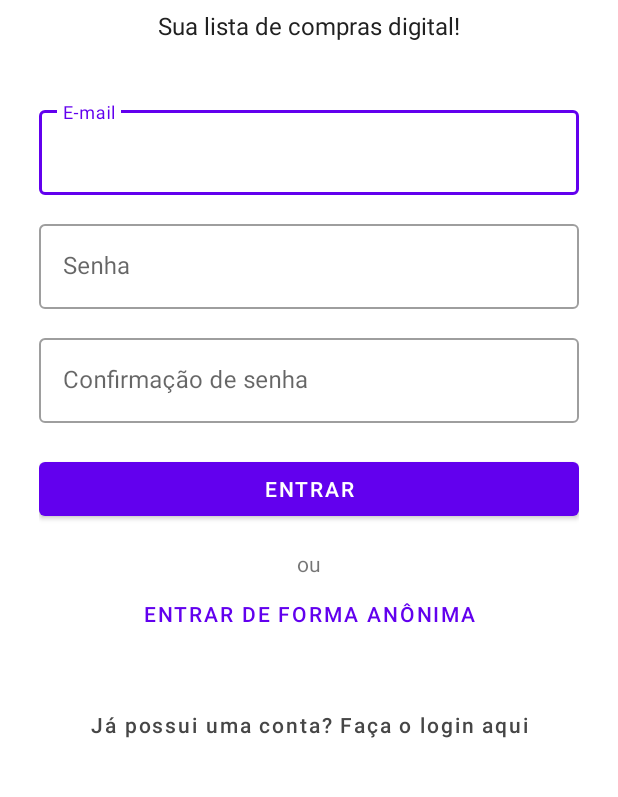
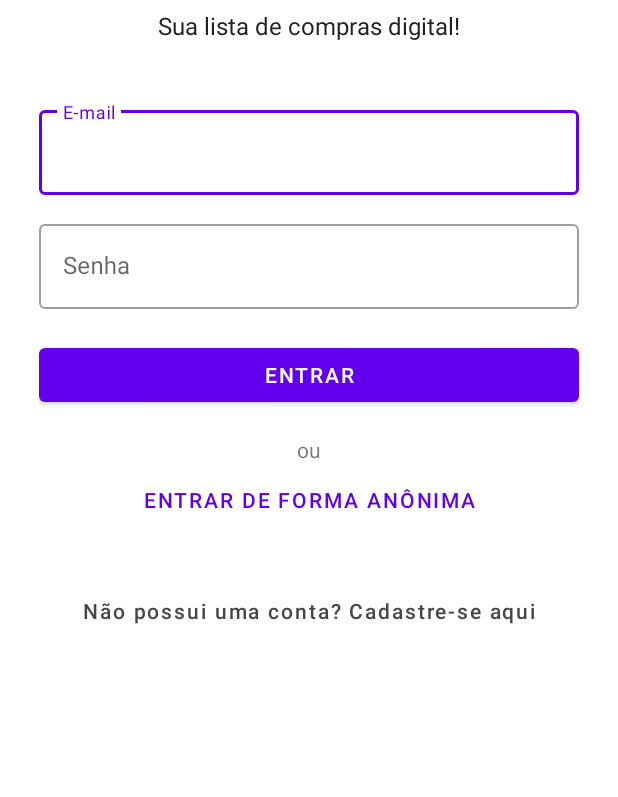
Before and after one commit to viniciusrodrigues1a/carry, an Android app: the screen it shows after launch (MainActivity), on a phone screen of 412 x 824 dp, the part 307-1104 px from its top. Run offline under Robolectric (Android 15) with nearby library versions, the phone set to English and light mode, and no system bars.

Commit message:
style: add fragment SigninFragment

```diff
--- /dev/null
+++ b/app/src/main/java/com/viniciusrodriguesaro/carry/ui/SigninFragment.kt
@@ -0,0 +1,22 @@
+package com.viniciusrodriguesaro.carry.ui
+
+import android.os.Bundle
+import androidx.fragment.app.Fragment
+import android.view.LayoutInflater
+import android.view.View
+import android.view.ViewGroup
+import com.viniciusrodriguesaro.carry.R
+
+class SigninFragment : Fragment() {
+    override fun onCreate(savedInstanceState: Bundle?) {
+        super.onCreate(savedInstanceState)
+    }
+
+    override fun onCreateView(
+        inflater: LayoutInflater, container: ViewGroup?,
+        savedInstanceState: Bundle?
+    ): View? {
+        // Inflate the layout for this fragment
+        return inflater.inflate(R.layout.fragment_signin, container, false)
+    }
+}
--- a/app/src/main/res/layout/activity_main.xml
+++ b/app/src/main/res/layout/activity_main.xml
@@ -7,7 +7,7 @@
   tools:context=".MainActivity">
 
   <include
-    layout="@layout/fragment_signup"
+    layout="@layout/fragment_signin"
     app:layout_constraintBottom_toBottomOf="parent"
     app:layout_constraintEnd_toEndOf="parent"
     app:layout_constraintStart_toStartOf="parent"
--- a/app/src/main/res/layout/fragment_signup.xml
+++ b/app/src/main/res/layout/fragment_signin.xml
@@ -80,23 +80,6 @@
         android:layout_height="wrap_content" />
     </com.google.android.material.textfield.TextInputLayout>
 
-    <com.google.android.material.textfield.TextInputLayout
-      android:id="@+id/passwordConfirmationTextField"
-      style="@style/Widget.MaterialComponents.TextInputLayout.OutlinedBox"
-      android:layout_width="match_parent"
-      android:layout_height="wrap_content"
-      android:layout_marginTop="14dp"
-      android:hint="@string/login_password_confirmation_hint"
-      app:layout_constraintLeft_toLeftOf="parent"
-      app:layout_constraintRight_toRightOf="parent"
-      app:layout_constraintTop_toBottomOf="@+id/passwordTextField">
-
-      <com.google.android.material.textfield.TextInputEditText
-        android:layout_width="match_parent"
-        android:layout_height="wrap_content" />
-    </com.google.android.material.textfield.TextInputLayout>
-
-
     <Button
       android:id="@+id/signinButton"
       android:layout_width="match_parent"
@@ -105,7 +88,7 @@
       android:text="@string/login_signin_button_label"
       app:layout_constraintLeft_toLeftOf="parent"
       app:layout_constraintRight_toRightOf="parent"
-      app:layout_constraintTop_toBottomOf="@id/passwordConfirmationTextField" />
+      app:layout_constraintTop_toBottomOf="@id/passwordTextField" />
 
     <TextView
       android:id="@+id/alternativeTextView"
@@ -134,7 +117,7 @@
       android:layout_width="match_parent"
       android:layout_height="wrap_content"
       android:layout_marginTop="26dp"
-      android:text="@string/login_go_to_signup"
+      android:text="@string/signin_go_to_signup"
       android:textAllCaps="false"
       android:textColor="#464646"
       app:layout_constraintLeft_toLeftOf="parent"
--- a/app/src/main/res/values/strings.xml
+++ b/app/src/main/res/values/strings.xml
@@ -7,7 +7,9 @@
   <string name="login_signin_button_label">Entrar</string>
   <string name="login_alternative_text">ou</string>
   <string name="login_signin_anonymously_button_label">Entrar de forma anônima</string>
-  <string name="login_go_to_signup">Já possui uma conta? Faça o login aqui</string>
   <string name="login_password_hint">Senha</string>
   <string name="login_password_confirmation_hint">Confirmação de senha</string>
+
+  <string name="signin_go_to_signup">Não possui uma conta? Cadastre-se aqui</string>
+  <string name="signup_go_to_signin">Já possui uma conta? Faça o login aqui</string>
 </resources>
```
